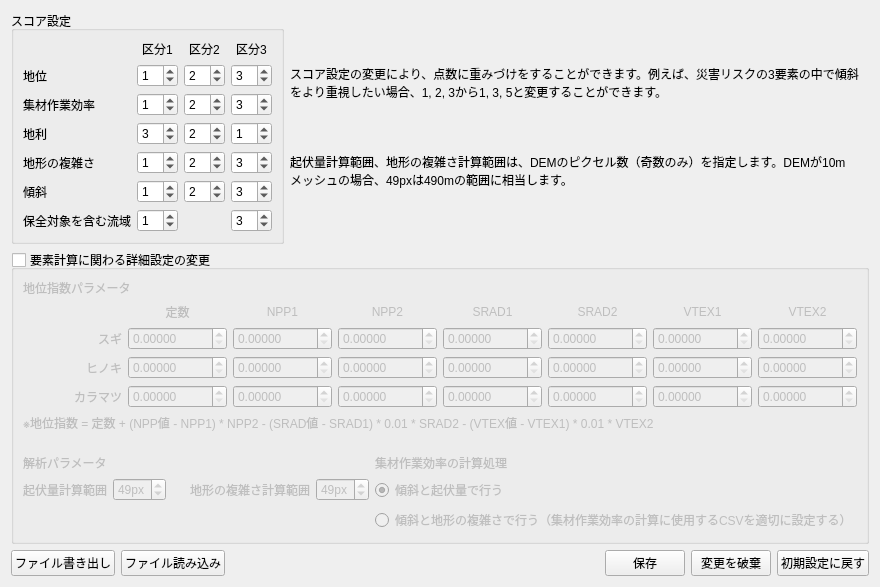
This is forest_zoning_settings_dialog.ui in raw-slnc/morizon_next as Qt 5 draws it before an edit. The edited form follows.
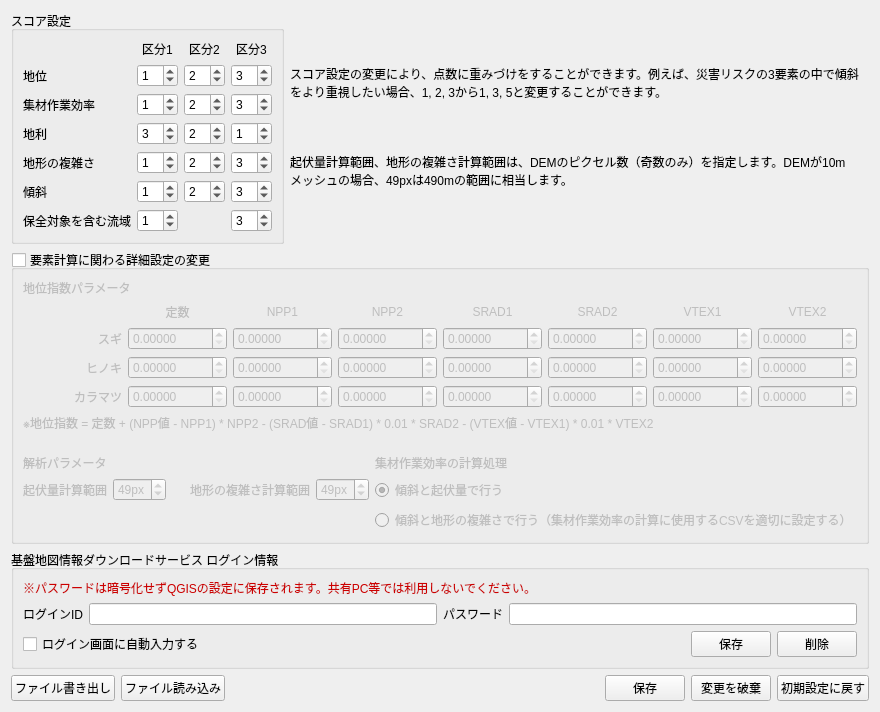
This is the edited form.

Commit message: Add FGD auto-fetch, DEM browser, cost-CSV editor, and pipeline reliability fixes

```diff
--- a/forest_zoning_settings_dialog.ui
+++ b/forest_zoning_settings_dialog.ui
@@ -970,6 +970,94 @@
      </layout>
     </widget>
    </item>
+   <item>
+    <widget class="QGroupBox" name="fgdCredentialsGroupBox">
+     <property name="title">
+      <string>基盤地図情報ダウンロードサービス ログイン情報</string>
+     </property>
+     <layout class="QVBoxLayout" name="verticalLayout_fgd">
+      <item>
+       <widget class="QLabel" name="fgdCredentialsWarningLabel">
+        <property name="styleSheet">
+         <string notr="true">color:#c00;</string>
+        </property>
+        <property name="text">
+         <string>※パスワードは暗号化せずQGISの設定に保存されます。共有PC等では利用しないでください。</string>
+        </property>
+        <property name="wordWrap">
+         <bool>true</bool>
+        </property>
+       </widget>
+      </item>
+      <item>
+       <layout class="QHBoxLayout" name="horizontalLayout_fgd1">
+        <item>
+         <widget class="QLabel" name="label_fgd_username">
+          <property name="text">
+           <string>ログインID</string>
+          </property>
+         </widget>
+        </item>
+        <item>
+         <widget class="QLineEdit" name="fgdUsernameLineEdit"/>
+        </item>
+        <item>
+         <widget class="QLabel" name="label_fgd_password">
+          <property name="text">
+           <string>パスワード</string>
+          </property>
+         </widget>
+        </item>
+        <item>
+         <widget class="QLineEdit" name="fgdPasswordLineEdit">
+          <property name="echoMode">
+           <enum>QLineEdit::Password</enum>
+          </property>
+         </widget>
+        </item>
+       </layout>
+      </item>
+      <item>
+       <layout class="QHBoxLayout" name="horizontalLayout_fgd2">
+        <item>
+         <widget class="QCheckBox" name="fgdAutoFillCheckbox">
+          <property name="text">
+           <string>ログイン画面に自動入力する</string>
+          </property>
+         </widget>
+        </item>
+        <item>
+         <spacer name="horizontalSpacer_fgd">
+          <property name="orientation">
+           <enum>Qt::Horizontal</enum>
+          </property>
+          <property name="sizeHint" stdset="0">
+           <size>
+            <width>40</width>
+            <height>20</height>
+           </size>
+          </property>
+         </spacer>
+        </item>
+        <item>
+         <widget class="QPushButton" name="fgdCredentialsSaveButton">
+          <property name="text">
+           <string>保存</string>
+          </property>
+         </widget>
+        </item>
+        <item>
+         <widget class="QPushButton" name="fgdCredentialsClearButton">
+          <property name="text">
+           <string>削除</string>
+          </property>
+         </widget>
+        </item>
+       </layout>
+      </item>
+     </layout>
+    </widget>
+   </item>
    <item>
     <layout class="QHBoxLayout" name="horizontalLayout_2">
      <item>
```
The commit also changes 40 other files.
